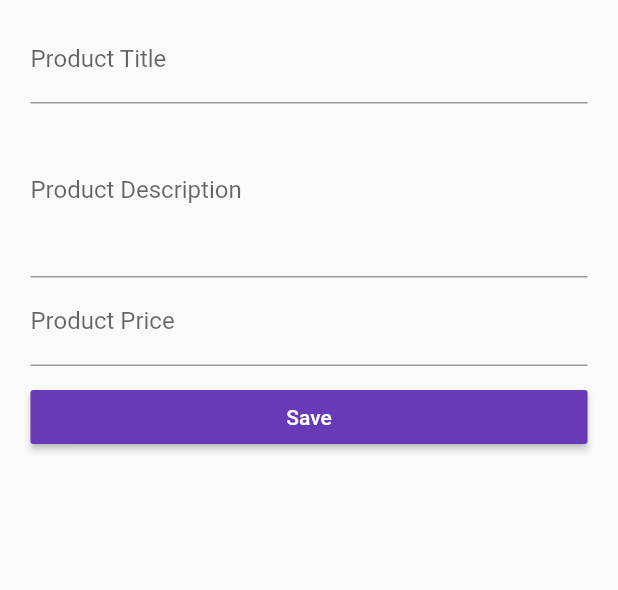
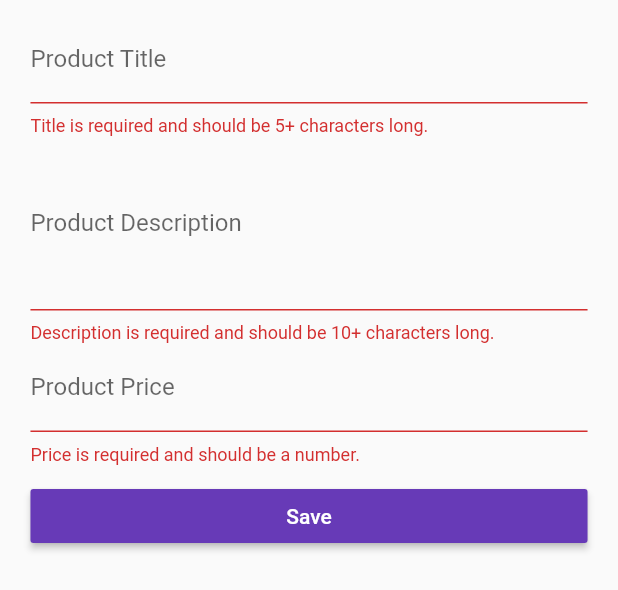
Before and after one commit to bernadettkiss/EasyList, a Flutter app: the ProductCreatePage widget shown alone on an empty page, opened directly with empty values, after a tap on "Save", on a phone screen of 412 x 824 dp. Shown: the top 590 px of the screen. Run offline on Flutter 3.47's test engine with Material 2 defaults, Android fonts, the phone set to English and light mode, and no system bars.

Commit message:
feat: Validate product creation

```diff
--- a/easy_list/lib/pages/product_create.dart
+++ b/easy_list/lib/pages/product_create.dart
@@ -12,53 +12,65 @@ class ProductCreatePage extends StatefulWidget {
 }
 
 class _ProductCreatePageState extends State<ProductCreatePage> {
-  String _titleValue;
-  String _descriptionValue;
-  double _priceValue;
+  final Map<String, dynamic> _formData = {
+    'title': null,
+    'description': null,
+    'price': null,
+    'image': 'assets/food.jpg'
+  };
+  final GlobalKey<FormState> _formKey = GlobalKey<FormState>();
 
   Widget _buildTitleTextField() {
-    return TextField(
+    return TextFormField(
       decoration: InputDecoration(labelText: 'Product Title'),
-      onChanged: (String value) {
-        setState(() {
-          _titleValue = value;
-        });
+      validator: (String value) {
+        if (value.isEmpty || value.length < 5) {
+          return 'Title is required and should be 5+ characters long.';
+        }
+      },
+      onSaved: (String value) {
+        _formData['title'] = value;
       },
     );
   }
 
   Widget _buildDescriptionTextField() {
-    return TextField(
+    return TextFormField(
       maxLines: 4,
       decoration: InputDecoration(labelText: 'Product Description'),
-      onChanged: (String value) {
-        setState(() {
-          _descriptionValue = value;
-        });
+      validator: (String value) {
+        if (value.isEmpty || value.length < 10) {
+          return 'Description is required and should be 10+ characters long.';
+        }
+      },
+      onSaved: (String value) {
+        _formData['description'] = value;
       },
     );
   }
 
   Widget _buildPriceTextField() {
-    return TextField(
+    return TextFormField(
       keyboardType: TextInputType.number,
       decoration: InputDecoration(labelText: 'Product Price'),
-      onChanged: (String value) {
-        setState(() {
-          _priceValue = double.parse(value);
-        });
+      validator: (String value) {
+        if (value.isEmpty ||
+            !RegExp(r'^(?:[1-9]\d*|0)?(?:\.\d+)?$').hasMatch(value)) {
+          return 'Price is required and should be a number.';
+        }
+      },
+      onSaved: (String value) {
+        _formData['price'] = double.parse(value);
       },
     );
   }
 
   void _submitForm() {
-    final Map<String, dynamic> product = {
-      'title': _titleValue,
-      'description': _descriptionValue,
-      'price': _priceValue,
-      'image': 'assets/food.jpg'
-    };
-    widget.addProduct(product);
+    if (!_formKey.currentState.validate()) {
+      return;
+    }
+    _formKey.currentState.save();
+    widget.addProduct(_formData);
     Navigator.pushReplacementNamed(context, '/products');
   }
 
@@ -67,8 +79,14 @@ class _ProductCreatePageState extends State<ProductCreatePage> {
     final double deviceWidth = MediaQuery.of(context).size.width;
     final double targetWidth = deviceWidth > 550.0 ? 500.0 : deviceWidth * 0.95;
     final double targetPadding = deviceWidth - targetWidth;
-    return Container(
+    return GestureDetector(
+      onTap: () {
+        FocusScope.of(context).requestFocus(FocusNode());
+      },
+      child: Container(
         margin: EdgeInsets.all(10.0),
+        child: Form(
+          key: _formKey,
           child: ListView(
             padding: EdgeInsets.symmetric(horizontal: targetPadding / 2),
             children: <Widget>[
@@ -85,6 +103,8 @@ class _ProductCreatePageState extends State<ProductCreatePage> {
               )
             ],
           ),
+        ),
+      ),
     );
   }
 }
```
Lines whose indentation alone changed are shown as unchanged.
